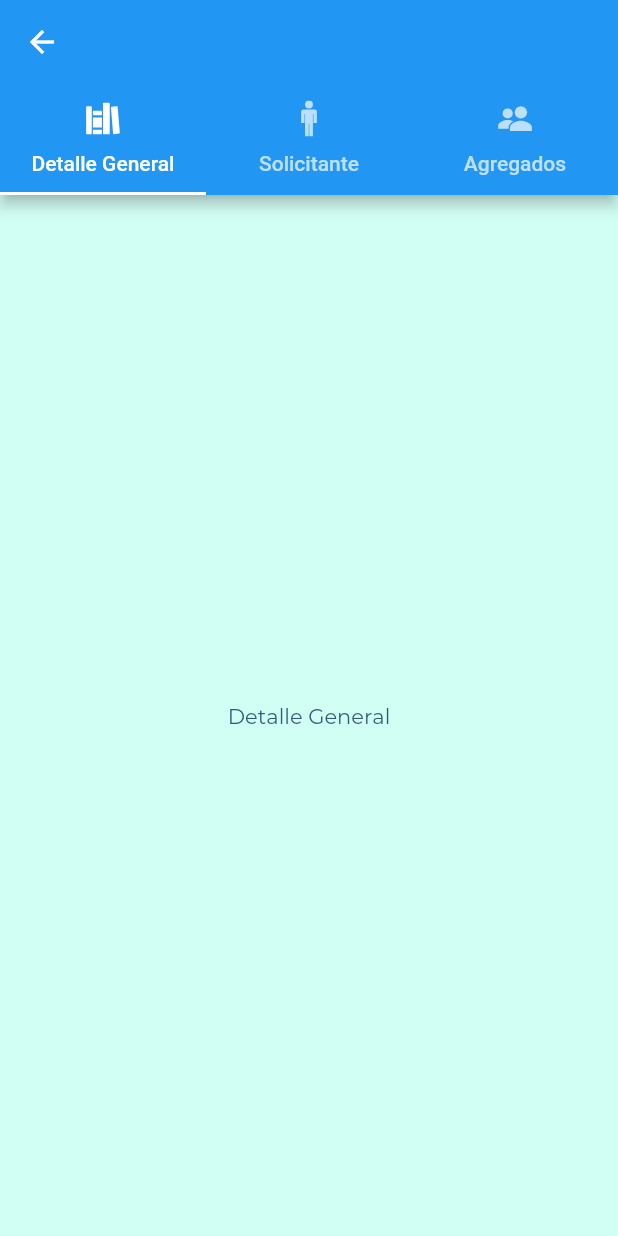
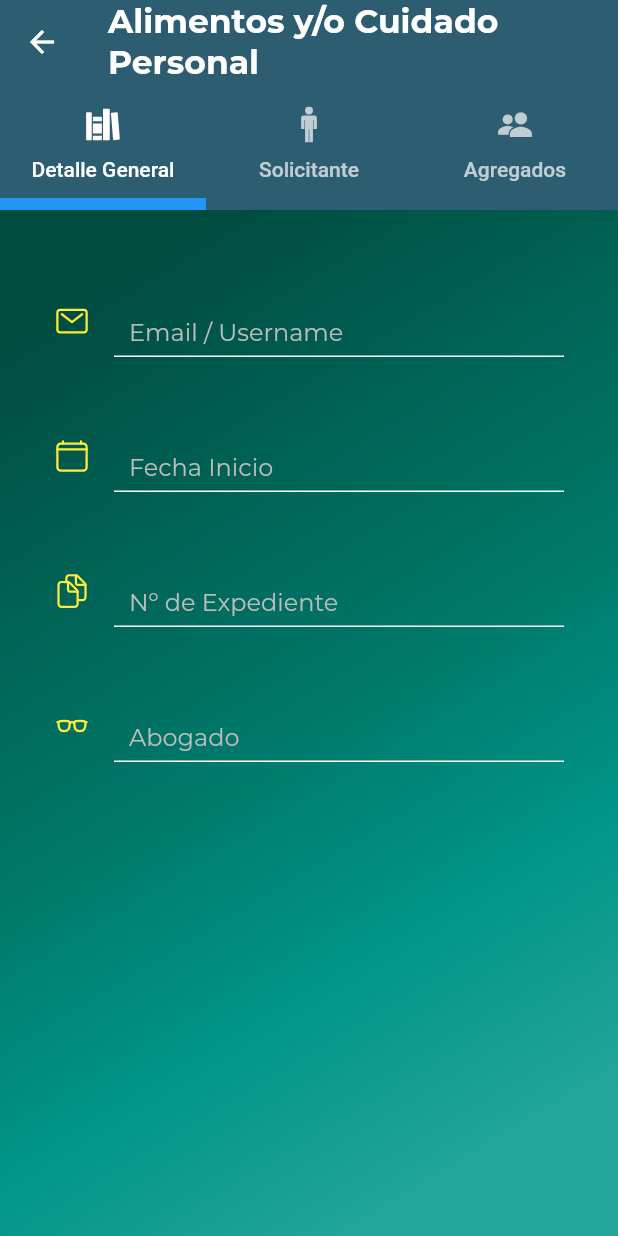
Before and after one commit to FSALVA157/fl_mediadores, a Flutter app: what _listTileCaso() shows on an empty page, opened directly, after a tap on an icon or button, on a phone screen of 412 x 824 dp. Run offline on Flutter 3.47's test engine with Material 2 defaults, Android fonts, the phone set to English and light mode, and no system bars; our stand-ins replace ionicons.

Commit message:
armadas las screens de detail tabs

```diff
--- /dev/null
+++ b/lib/screens/detail_labels/general_screen.dart
@@ -0,0 +1,72 @@
+
+import 'package:fl_mediadores_app/utiles/constants.dart';
+import 'package:fl_mediadores_app/widgets/form_components.dart';
+import 'package:flutter/material.dart';
+import 'package:ionicons/ionicons.dart';
+
+class GeneralScreen extends StatelessWidget {
+
+  const GeneralScreen({Key? key}) : super(key: key);
+
+  @override
+  Widget build(BuildContext context) {
+    final size = MediaQuery.of(context).size;
+
+    return  Scaffold(
+      //backgroundColor: kvioletShade1,
+      body: Container(
+        height: double.infinity,
+        decoration:  BoxDecoration(
+          gradient: LinearGradient(
+            begin: Alignment.topLeft,
+            end: Alignment.bottomRight,
+            stops: [0.1,0.5, 0.7, 0.9],
+            colors: [
+                  Colors.teal[900]!,
+                  Colors.teal[700]!,
+                  Colors.teal[500]!,
+                  Colors.teal[400]!,
+            ]
+            )
+        ),
+        child: SingleChildScrollView(
+                physics: const BouncingScrollPhysics(),
+                padding: const EdgeInsets.symmetric(vertical: 30),
+
+                child: Center(
+                  child: Column(
+                    //crossAxisAlignment: CrossAxisAlignment.center,
+                    mainAxisAlignment: MainAxisAlignment.center,
+                    children: [
+                      //SizedBox(height: size.height * 0.3,),
+                      Container(
+                        //height: size.height * 0.5,
+                        width: double.infinity,
+                        child: Form(
+                          child: Column(
+                            children: [
+                              inputFormField(TextInputType.text, 'Email / Username', Ionicons.mail_outline),
+                              inputFormField(TextInputType.text, 'Fecha Inicio', Ionicons.calendar_clear_outline),
+                              inputFormField(TextInputType.text, 'Nº de Expediente', Ionicons.documents_outline),
+                              inputFormField(TextInputType.text, 'Abogado', Ionicons.glasses_outline),
+                              // inputField('Password', Ionicons.lock_closed_outline),
+                              // loginButton('Log In', ()=>Navigator.pushReplacementNamed(context, 'home')),
+                              // forgotPassword(),
+                            ],
+                          )
+                          ),
+                      ),
+                      SizedBox(height: size.height * 0.2,)
+
+                    ],
+                  ),
+                ),
+
+
+
+
+        ),
+      ),
+    );
+  }
+}
--- a/lib/screens/detail_screen.dart
+++ b/lib/screens/detail_screen.dart
@@ -1,4 +1,10 @@
 
+import 'dart:ui';
+
+import 'package:fl_mediadores_app/screens/detail_labels/autor_screen.dart';
+import 'package:fl_mediadores_app/screens/detail_labels/others_screen.dart';
+import 'package:fl_mediadores_app/screens/screens.dart';
+import 'package:fl_mediadores_app/utiles/constants.dart';
 import 'package:flutter/material.dart';
 import 'package:ionicons/ionicons.dart';
 
@@ -14,17 +20,19 @@ class DetailScreen extends StatelessWidget {
 
   @override
   Widget build(BuildContext context) {
+    final String titulo = ModalRoute.of(context)?.settings.arguments.toString() ?? "Trámite en Curso";
+
     List<Option> options = [
-      Option(icono: Ionicons.library_sharp, title: "Detalle General"),
-      Option(icono: Ionicons.man_sharp, title: "Solicitante"),
-      Option(icono: Ionicons.people_sharp, title: "Agregados"),
+      Option(icono: Ionicons.library_sharp, title: "Detalle General", screenTab: GeneralScreen() ),
+      Option(icono: Ionicons.man_sharp, title: "Solicitante", screenTab: AutorScreen()),
+      Option(icono: Ionicons.people_sharp, title: "Agregados", screenTab: OthersScreen()),
   ];
 
 
     return DefaultTabController(
       length: options.length,
       child: Scaffold(
-        appBar: _appBarTab(options),
+        appBar: _appBarTab(options, titulo),
         body: _BodyTab(data: options),
       )
       );
@@ -50,7 +58,7 @@ class _BodyTab extends StatelessWidget {
     List<Widget >MiMetodo() {
       List<Widget> auxiliar = [];
         data.forEach((element) {
-        auxiliar.add(Center(child: Text(element.title),)) ;
+        auxiliar.add(element.screenTab,) ;
       });
       return auxiliar;
       }
@@ -58,12 +66,23 @@ class _BodyTab extends StatelessWidget {
 
 
 
-_appBarTab(options){
+_appBarTab(options, String titulo){
 
-    return AppBar(
-      bottom: TabBar(
-        tabs: _headersTab(options)
-        ),
+    return PreferredSize(
+      preferredSize: Size.fromHeight(140),
+      child: AppBar(
+        backgroundColor: kPrimaryColor,
+        elevation: 0,
+        centerTitle: true,
+        title: Text(titulo, maxLines: 2, textAlign: TextAlign.start,),
+        titleTextStyle: TextStyle(fontFamily: "Montserrat", fontWeight: FontWeight.bold, fontSize: 22, overflow: TextOverflow.ellipsis),
+        bottom: TabBar(
+          indicatorSize: TabBarIndicatorSize.tab,
+          indicatorWeight: 8.0,
+
+          tabs: _headersTab(options)
+          ),
+      ),
     );
   }
 
@@ -98,8 +117,9 @@ class Option{
 
   final IconData icono;
   final String title;
+  final Widget screenTab;
 
-  Option({required this.icono, required this.title});
+  Option({required this.icono, required this.title, required this.screenTab});
 
 
 
--- a/lib/screens/home_screen.dart
+++ b/lib/screens/home_screen.dart
@@ -80,7 +80,7 @@ class _customBody extends StatelessWidget {
                   height: size.height * 0.3,
                   child: ListView(
                     physics: BouncingScrollPhysics(),
-                    children: [
+                    children: const [
                       _listTileCaso(indice: "1", titulo: "Alimentos y/o Cuidado Personal", subtitulo: "Sra- Lucila Balberdi vs Sr Ciro Gómez"),
                       _listTileCaso(indice: "2", titulo: "Régimen de Visitas", subtitulo: "Sra Ramona Vilte vs Sr Esteban Zúñiga"),
                       _listTileCaso(indice: "3", titulo: "Accidente de Tránsito", subtitulo: "Sra Lorena Rodríguez vs Sr Leopoldo Morales"),
@@ -132,20 +132,20 @@ class _listTileCaso extends StatelessWidget {
   @override
   Widget build(BuildContext context) {
     return  ListTile(
-      contentPadding: EdgeInsets.symmetric(vertical: 12, horizontal: 10),
+      contentPadding:const EdgeInsets.symmetric(vertical: 12, horizontal: 10),
       leading: CircleAvatar(
-        backgroundColor: Color(0xff764abc),
+        backgroundColor: const Color(0xff764abc),
         child: Text(indice, style: TextStyle(color: Colors.white, fontWeight: FontWeight.bold)),
       ),
       title: Text(titulo,
-       style: TextStyle(color: Colors.black, fontWeight: FontWeight.bold)),
+       style: const TextStyle(color: Colors.black, fontWeight: FontWeight.bold)),
       subtitle: Text(subtitulo,
-       style: TextStyle(color: Colors.black87, fontSize: 12)),
+       style: const TextStyle(color: Colors.black87, fontSize: 12)),
        trailing: IconButton(
         onPressed: (){
-          Navigator.pushNamed(context, "detail");
+          Navigator.pushNamed(context, "detail", arguments: titulo);
         },
-        icon: Icon(Ionicons.ellipsis_vertical_outline)),
+        icon: const Icon(Ionicons.ellipsis_vertical_outline)),
                     );
   }
 }
--- a/lib/screens/screens.dart
+++ b/lib/screens/screens.dart
@@ -1,3 +1,4 @@
+export 'package:fl_mediadores_app/screens/detail_labels/general_screen.dart';
 export 'package:fl_mediadores_app/screens/detail_screen.dart';
 export 'package:fl_mediadores_app/screens/home_screen.dart';
 export 'package:fl_mediadores_app/screens/login_screen.dart';
--- a/lib/widgets/form_components.dart
+++ b/lib/widgets/form_components.dart
@@ -118,3 +118,44 @@ import 'package:flutter/material.dart';
       ),
     );
   }
+
+Widget inputFormField(TextInputType? kType, String hint, IconData iconData) {
+    return Padding(
+      padding: const EdgeInsets.symmetric(horizontal: 36, vertical:20),
+      child: SizedBox(
+        height: 50,
+        child: Material(
+          elevation: 0,
+          //shadowColor: Colors.black87,
+          color: Colors.transparent,
+          //borderRadius: BorderRadius.circular(30),
+          child: TextFormField(
+            style: TextStyle(color: Colors.white),
+            keyboardType: (kType == null)? null: kType,
+            textAlignVertical: TextAlignVertical.bottom,
+
+            decoration: InputDecoration(
+              floatingLabelStyle: const TextStyle(color: Colors.white),
+              enabledBorder: const UnderlineInputBorder(
+                borderSide: BorderSide(color: Colors.white),
+              ),
+              focusedBorder:  const UnderlineInputBorder(
+                  borderSide:  BorderSide(color: Colors.white,
+                  width: 5
+                  )
+              ),
+              border: const UnderlineInputBorder(),
+              //  OutlineInputBorder(
+              //   borderRadius: BorderRadius.only(topRight:  Radius.circular(10), bottomLeft:  Radius.circular(10)),
+
+              // ),
+              contentPadding: EdgeInsets.all(10),
+              hintText: hint,
+              hintStyle: TextStyle(color: Colors.grey[400]),
+              icon: Icon(iconData, color: Colors.yellow),
+            ),
+          ),
+        ),
+      ),
+    );
+  }
```
Also changed, not shown: lib/screens/detail_labels/autor_screen.dart (added, +69 -0 lines), lib/screens/detail_labels/others_screen.dart (added, +70 -0 lines), lib/utiles/constants.dart (+37 -0 lines).
